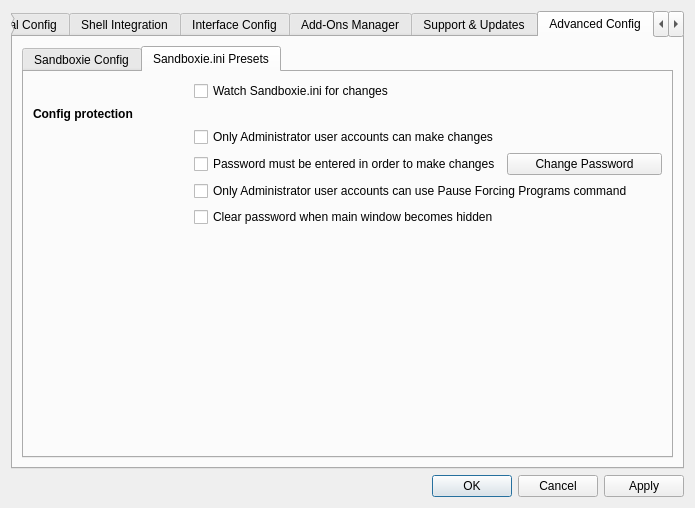
Old version of the form SandboxiePlus/SandMan/Forms/SettingsWindow.ui in the repository sandboxie-plus/Sandboxie.
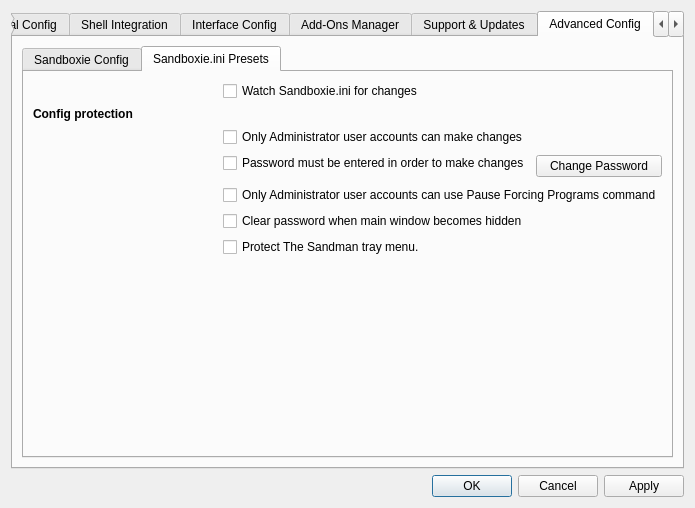
New version of the form. The open tabs and pages were chosen to show the change. Icons and pictures are not drawn.

```diff
--- a/SandboxiePlus/SandMan/Forms/SettingsWindow.ui
+++ b/SandboxiePlus/SandMan/Forms/SettingsWindow.ui
@@ -2159,36 +2159,14 @@
             <attribute name="title">
              <string>Sandboxie.ini Presets</string>
             </attribute>
-            <layout class="QGridLayout" name="gridLayout_21">
-             <item row="0" column="0">
               <layout class="QGridLayout" name="gridLayout_19">
-               <item row="3" column="2">
-                <widget class="QPushButton" name="btnSetPassword">
+             <item row="0" column="2">
+              <widget class="QCheckBox" name="chkWatchConfig">
                  <property name="text">
-                  <string>Change Password</string>
+                <string>Watch Sandboxie.ini for changes</string>
                  </property>
                 </widget>
                </item>
-               <item row="3" column="1">
-                <widget class="QCheckBox" name="chkPassRequired">
-                 <property name="text">
-                  <string>Password must be entered in order to make changes</string>
-                 </property>
-                </widget>
-               </item>
-               <item row="6" column="1">
-                <spacer name="verticalSpacer_7">
-                 <property name="orientation">
-                  <enum>Qt::Vertical</enum>
-                 </property>
-                 <property name="sizeHint" stdset="0">
-                  <size>
-                   <width>20</width>
-                   <height>40</height>
-                  </size>
-                 </property>
-                </spacer>
-               </item>
                <item row="1" column="0" colspan="2">
                 <widget class="QLabel" name="lblProtection">
                  <property name="font">
@@ -2203,35 +2181,73 @@
                  </property>
                 </widget>
                </item>
-               <item row="2" column="1">
+             <item row="2" column="2">
                 <widget class="QCheckBox" name="chkAdminOnly">
                  <property name="text">
                   <string>Only Administrator user accounts can make changes</string>
                  </property>
                 </widget>
                </item>
-               <item row="0" column="1">
-                <widget class="QCheckBox" name="chkWatchConfig">
+             <item row="3" column="2">
+              <widget class="QCheckBox" name="chkPassRequired">
                  <property name="text">
-                  <string>Watch Sandboxie.ini for changes</string>
+                <string>Password must be entered in order to make changes</string>
                  </property>
                 </widget>
                </item>
-               <item row="4" column="1" colspan="2">
+             <item row="3" column="3" rowspan="2">
+              <widget class="QPushButton" name="btnSetPassword">
+               <property name="text">
+                <string>Change Password</string>
+               </property>
+              </widget>
+             </item>
+             <item row="4" column="1" rowspan="2">
+              <spacer name="horizontalSpacer_23">
+               <property name="orientation">
+                <enum>Qt::Horizontal</enum>
+               </property>
+               <property name="sizeHint" stdset="0">
+                <size>
+                 <width>140</width>
+                 <height>20</height>
+                </size>
+               </property>
+              </spacer>
+             </item>
+             <item row="5" column="2" colspan="2">
                 <widget class="QCheckBox" name="chkAdminOnlyFP">
                  <property name="text">
                   <string>Only Administrator user accounts can use Pause Forcing Programs command</string>
                  </property>
                 </widget>
                </item>
-               <item row="5" column="1">
+             <item row="6" column="2">
                 <widget class="QCheckBox" name="chkClearPass">
                  <property name="text">
                   <string>Clear password when main window becomes hidden</string>
                  </property>
                 </widget>
                </item>
-              </layout>
+             <item row="7" column="2">
+              <widget class="QCheckBox" name="chkLockTrayMenu">
+               <property name="text">
+                <string>Protect The Sandman tray menu.</string>
+               </property>
+              </widget>
+             </item>
+             <item row="8" column="0">
+              <spacer name="verticalSpacer_7">
+               <property name="orientation">
+                <enum>Qt::Vertical</enum>
+               </property>
+               <property name="sizeHint" stdset="0">
+                <size>
+                 <width>20</width>
+                 <height>211</height>
+                </size>
+               </property>
+              </spacer>
              </item>
             </layout>
            </widget>
```
Left out of the diff: 7 changed lines with no effect on the pictures. Lines whose indentation alone changed are shown as unchanged.
